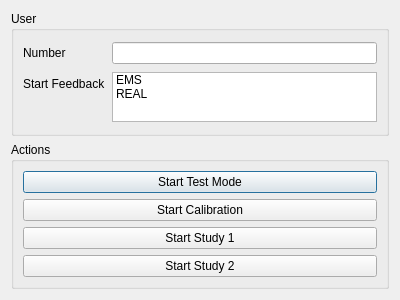
Above: qt/maindialog.ui from liglacsap/SurveyTrackingTool before the change. Below: the same form after it.
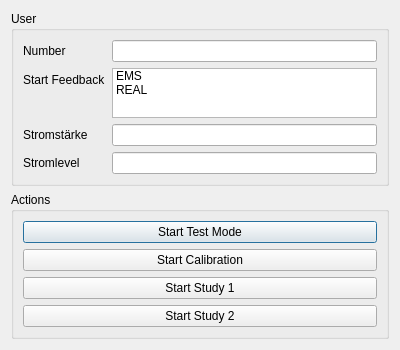
That is the form after the change.

Commit message: Final Change before study begin

Diff of the .ui file:
```diff
--- a/qt/maindialog.ui
+++ b/qt/maindialog.ui
@@ -7,7 +7,7 @@
     <x>0</x>
     <y>0</y>
     <width>400</width>
-    <height>300</height>
+    <height>328</height>
    </rect>
   </property>
   <property name="windowTitle">
@@ -28,7 +28,11 @@
        </widget>
       </item>
       <item row="0" column="1">
-       <widget class="QLineEdit" name="lineEdit"/>
+       <widget class="QLineEdit" name="lineEdit">
+        <property name="text">
+         <string/>
+        </property>
+       </widget>
       </item>
       <item row="1" column="0">
        <widget class="QLabel" name="label_2">
@@ -57,6 +61,26 @@
         </item>
        </widget>
       </item>
+      <item row="2" column="1">
+       <widget class="QLineEdit" name="lineEdit_2"/>
+      </item>
+      <item row="2" column="0">
+       <widget class="QLabel" name="label_3">
+        <property name="text">
+         <string>Stromstärke</string>
+        </property>
+       </widget>
+      </item>
+      <item row="3" column="0">
+       <widget class="QLabel" name="label_4">
+        <property name="text">
+         <string>Stromlevel</string>
+        </property>
+       </widget>
+      </item>
+      <item row="3" column="1">
+       <widget class="QLineEdit" name="lineEdit_3"/>
+      </item>
      </layout>
     </widget>
    </item>
@@ -80,15 +104,18 @@
         </property>
        </widget>
       </item>
-      <item>
-       <widget class="QPushButton" name="buttonStudy1">
-        <property name="text">
-         <string>Start Study 1</string>
-        </property>
-       </widget>
-      </item>
       <item>
        <widget class="QPushButton" name="buttonStudy2">
+        <property name="text">
+         <string>Start Study 1</string>
+        </property>
+       </widget>
+      </item>
+      <item>
+       <widget class="QPushButton" name="buttonStudy1">
+        <property name="enabled">
+         <bool>true</bool>
+        </property>
         <property name="text">
          <string>Start Study 2</string>
         </property>
```
The commit also changes 33 other files.
